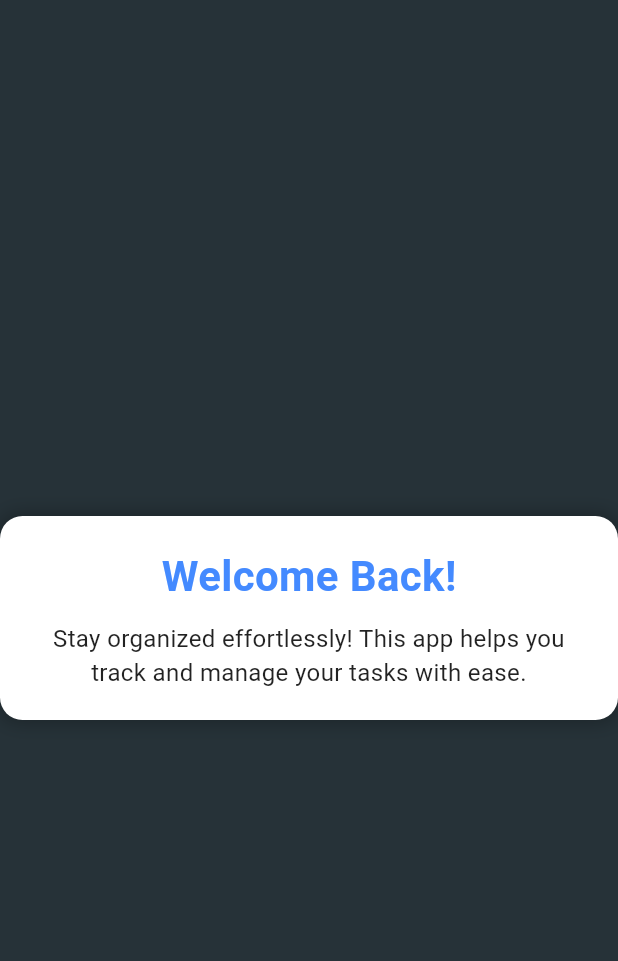
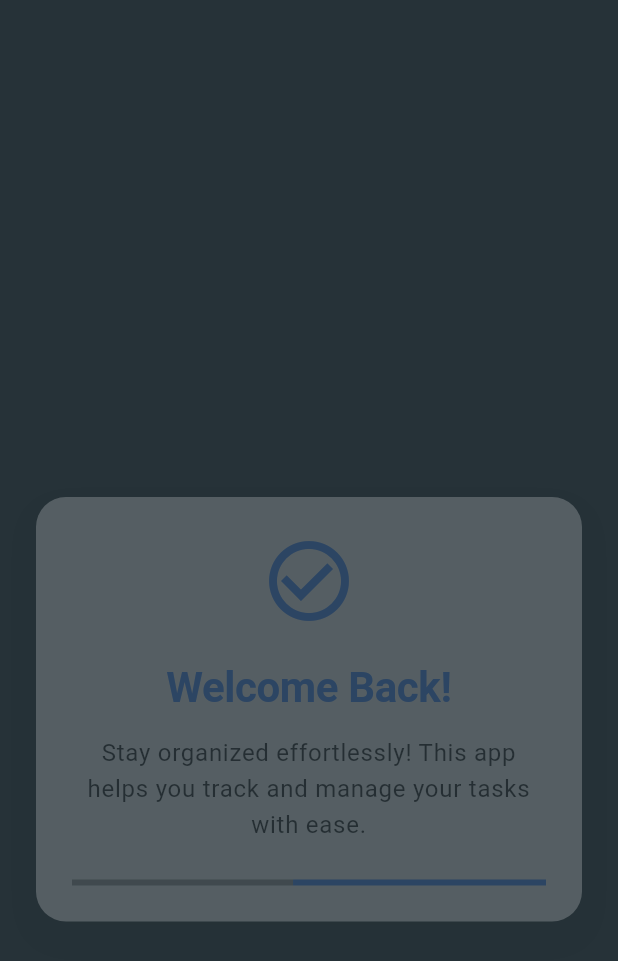
Before and after one commit to abeelgetahun/To-Do-app-wz-Flutter-, a Flutter app: the first screen one second after launch, on a phone screen of 412 x 824 dp. Shown: the top 961 px of the screen. Run offline on Flutter 3.47's test engine with Material 3 defaults, Android fonts, the phone set to English and light mode, and no system bars; our stand-ins replace shared_preferences.

Commit message:
improve main.dart

```diff
--- a/lib/main.dart
+++ b/lib/main.dart
@@ -3,6 +3,13 @@ import 'package:flutter/services.dart';
 import 'screens/OpenCounter_Screen.dart';
 
 void main() {
+  WidgetsFlutterBinding.ensureInitialized();
+  SystemChrome.setSystemUIOverlayStyle(
+    const SystemUiOverlayStyle(
+      statusBarColor: Colors.transparent,
+      statusBarIconBrightness: Brightness.dark,
+    ),
+  );
   runApp(const MyApp());
 }
 
@@ -11,16 +18,27 @@ class MyApp extends StatelessWidget {
 
   @override
   Widget build(BuildContext context) {
-    SystemChrome.setSystemUIOverlayStyle(
-        SystemUiOverlayStyle(
-          statusBarColor: Colors.transparent,)
-    );
     return MaterialApp(
-      debugShowCheckedModeBanner: false,  // This removes the debug banner
-      title: 'Just do',
+      debugShowCheckedModeBanner: false,
+      title: 'Just Do',
       theme: ThemeData(
-        colorScheme: ColorScheme.fromSeed(seedColor: Colors.deepPurple),
+        colorScheme: ColorScheme.fromSeed(
+          seedColor: Colors.deepPurple,
+          brightness: Brightness.light,
+        ),
         useMaterial3: true,
+        textTheme: const TextTheme(
+          displayLarge: TextStyle(
+            fontSize: 28,
+            fontWeight: FontWeight.bold,
+            color: Colors.blueAccent,
+          ),
+          bodyLarge: TextStyle(
+            fontSize: 16,
+            color: Colors.black87,
+            height: 1.5,
+          ),
+        ),
       ),
       home: const WelcomePage(),
     );
@@ -34,58 +52,119 @@ class WelcomePage extends StatefulWidget {
   State<WelcomePage> createState() => _WelcomePageState();
 }
 
-class _WelcomePageState extends State<WelcomePage> {
+class _WelcomePageState extends State<WelcomePage> with SingleTickerProviderStateMixin {
+  late AnimationController _controller;
+  late Animation<double> _fadeAnimation;
+  late Animation<Offset> _slideAnimation;
+
   @override
   void initState() {
     super.initState();
-    Future.delayed(const Duration(seconds: 10), () {
+
+    // Initialize animations
+    _controller = AnimationController(
+      duration: const Duration(seconds: 2),
+      vsync: this,
+    );
+
+    _fadeAnimation = Tween<double>(
+      begin: 0.0,
+      end: 1.0,
+    ).animate(CurvedAnimation(
+      parent: _controller,
+      curve: Curves.easeIn,
+    ));
+
+    _slideAnimation = Tween<Offset>(
+      begin: const Offset(0, 0.5),
+      end: Offset.zero,
+    ).animate(CurvedAnimation(
+      parent: _controller,
+      curve: Curves.easeOut,
+    ));
+
+    // Start animation
+    _controller.forward();
+
+    // Navigate to counter page after delay
+    Future.delayed(const Duration(seconds: 5), () {
       Navigator.pushReplacement(
         context,
-        MaterialPageRoute(builder: (context) => const CounterPage()),
+        PageRouteBuilder(
+          pageBuilder: (context, animation, secondaryAnimation) => const CounterPage(),
+          transitionsBuilder: (context, animation, secondaryAnimation, child) {
+            return FadeTransition(
+              opacity: animation,
+              child: child,
+            );
+          },
+          transitionDuration: const Duration(milliseconds: 500),
+        ),
       );
     });
   }
 
   @override
+  void dispose() {
+    _controller.dispose();
+    super.dispose();
+  }
+
+  @override
   Widget build(BuildContext context) {
-    // Removed the MaterialApp here and kept only the Scaffold
     return Scaffold(
       backgroundColor: Colors.blueGrey[900],
-      body: Center(
+      body: SafeArea(
+        child: Padding(
+          padding: const EdgeInsets.symmetric(horizontal: 24.0),
+          child: Center(
+            child: FadeTransition(
+              opacity: _fadeAnimation,
+              child: SlideTransition(
+                position: _slideAnimation,
                 child: Container(
-          padding: EdgeInsets.all(20),
+                  padding: const EdgeInsets.all(24),
                   decoration: BoxDecoration(
                     color: Colors.white,
-            borderRadius: BorderRadius.circular(15),
+                    borderRadius: BorderRadius.circular(20),
                     boxShadow: [
                       BoxShadow(
-                color: Colors.black26,
-                blurRadius: 10,
-                spreadRadius: 2,
+                        color: Colors.black.withOpacity(0.1),
+                        blurRadius: 20,
+                        spreadRadius: 5,
+                        offset: const Offset(0, 10),
                       ),
                     ],
                   ),
                   child: Column(
                     mainAxisSize: MainAxisSize.min,
                     children: [
+                      const Icon(
+                        Icons.check_circle_outline,
+                        size: 64,
+                        color: Colors.blueAccent,
+                      ),
+                      const SizedBox(height: 24),
                       Text(
                         "Welcome Back!",
-                style: TextStyle(
-                  fontSize: 28,
-                  fontWeight: FontWeight.bold,
-                  color: Colors.blueAccent,
+                        style: Theme.of(context).textTheme.displayLarge,
                       ),
-              ),
-              SizedBox(height: 10),
+                      const SizedBox(height: 16),
                       Text(
                         "Stay organized effortlessly! This app helps you track and manage your tasks with ease.",
                         textAlign: TextAlign.center,
-                style: TextStyle(
-                  fontSize: 16,
-                  color: Colors.black87,
+                        style: Theme.of(context).textTheme.bodyLarge,
+                      ),
+                      const SizedBox(height: 24),
+                      const LinearProgressIndicator(
+                        backgroundColor: Colors.grey,
+                        valueColor: AlwaysStoppedAnimation<Color>(Colors.blueAccent),
+                      ),
+                    ],
                   ),
                 ),
-            ],
+              ),
+            ),
           ),
         ),
       ),
```
Lines whose indentation alone changed are shown as unchanged.
